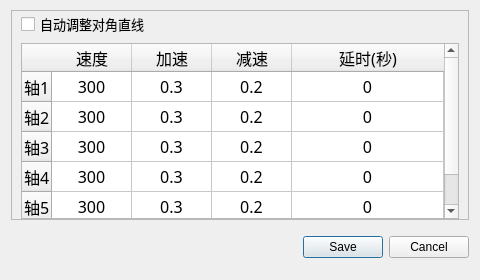
Above: Speed_Ui.ui from zzw168/MainCtl before the change. Below: the same form after it.
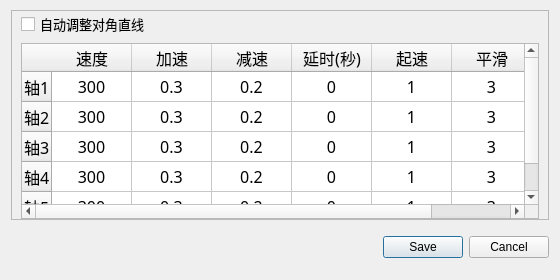
That is the form after the change.

Patch:
```diff
--- a/Speed_Ui.ui
+++ b/Speed_Ui.ui
@@ -6,19 +6,19 @@
    <rect>
     <x>0</x>
     <y>0</y>
-    <width>480</width>
+    <width>560</width>
     <height>280</height>
    </rect>
   </property>
   <property name="minimumSize">
    <size>
-    <width>480</width>
+    <width>560</width>
     <height>280</height>
    </size>
   </property>
   <property name="maximumSize">
    <size>
-    <width>480</width>
+    <width>560</width>
     <height>280</height>
    </size>
   </property>
@@ -60,7 +60,7 @@
        <widget class="QTableWidget" name="tableWidget_Set_Speed">
         <property name="minimumSize">
          <size>
-          <width>200</width>
+          <width>280</width>
           <height>150</height>
          </size>
         </property>
@@ -131,6 +131,16 @@
           <string>延时(秒)</string>
          </property>
         </column>
+        <column>
+         <property name="text">
+          <string>起速</string>
+         </property>
+        </column>
+        <column>
+         <property name="text">
+          <string>平滑</string>
+         </property>
+        </column>
         <item row="0" column="0">
          <property name="text">
           <string>300</string>
@@ -163,6 +173,22 @@
           <set>AlignCenter</set>
          </property>
         </item>
+        <item row="0" column="4">
+         <property name="text">
+          <string>1</string>
+         </property>
+         <property name="textAlignment">
+          <set>AlignCenter</set>
+         </property>
+        </item>
+        <item row="0" column="5">
+         <property name="text">
+          <string>3</string>
+         </property>
+         <property name="textAlignment">
+          <set>AlignCenter</set>
+         </property>
+        </item>
         <item row="1" column="0">
          <property name="text">
           <string>300</string>
@@ -195,6 +221,22 @@
           <set>AlignCenter</set>
          </property>
         </item>
+        <item row="1" column="4">
+         <property name="text">
+          <string>1</string>
+         </property>
+         <property name="textAlignment">
+          <set>AlignCenter</set>
+         </property>
+        </item>
+        <item row="1" column="5">
+         <property name="text">
+          <string>3</string>
+         </property>
+         <property name="textAlignment">
+          <set>AlignCenter</set>
+         </property>
+        </item>
         <item row="2" column="0">
          <property name="text">
           <string>300</string>
@@ -227,6 +269,22 @@
           <set>AlignCenter</set>
          </property>
         </item>
+        <item row="2" column="4">
+         <property name="text">
+          <string>1</string>
+         </property>
+         <property name="textAlignment">
+          <set>AlignCenter</set>
+         </property>
+        </item>
+        <item row="2" column="5">
+         <property name="text">
+          <string>3</string>
+         </property>
+         <property name="textAlignment">
+          <set>AlignCenter</set>
+         </property>
+        </item>
         <item row="3" column="0">
          <property name="text">
           <string>300</string>
@@ -259,6 +317,22 @@
           <set>AlignCenter</set>
          </property>
         </item>
+        <item row="3" column="4">
+         <property name="text">
+          <string>1</string>
+         </property>
+         <property name="textAlignment">
+          <set>AlignCenter</set>
+         </property>
+        </item>
+        <item row="3" column="5">
+         <property name="text">
+          <string>3</string>
+         </property>
+         <property name="textAlignment">
+          <set>AlignCenter</set>
+         </property>
+        </item>
         <item row="4" column="0">
          <property name="text">
           <string>300</string>
@@ -291,6 +365,22 @@
           <set>AlignCenter</set>
          </property>
         </item>
+        <item row="4" column="4">
+         <property name="text">
+          <string>1</string>
+         </property>
+         <property name="textAlignment">
+          <set>AlignCenter</set>
+         </property>
+        </item>
+        <item row="4" column="5">
+         <property name="text">
+          <string>3</string>
+         </property>
+         <property name="textAlignment">
+          <set>AlignCenter</set>
+         </property>
+        </item>
        </widget>
       </item>
       <item row="0" column="0">
```
